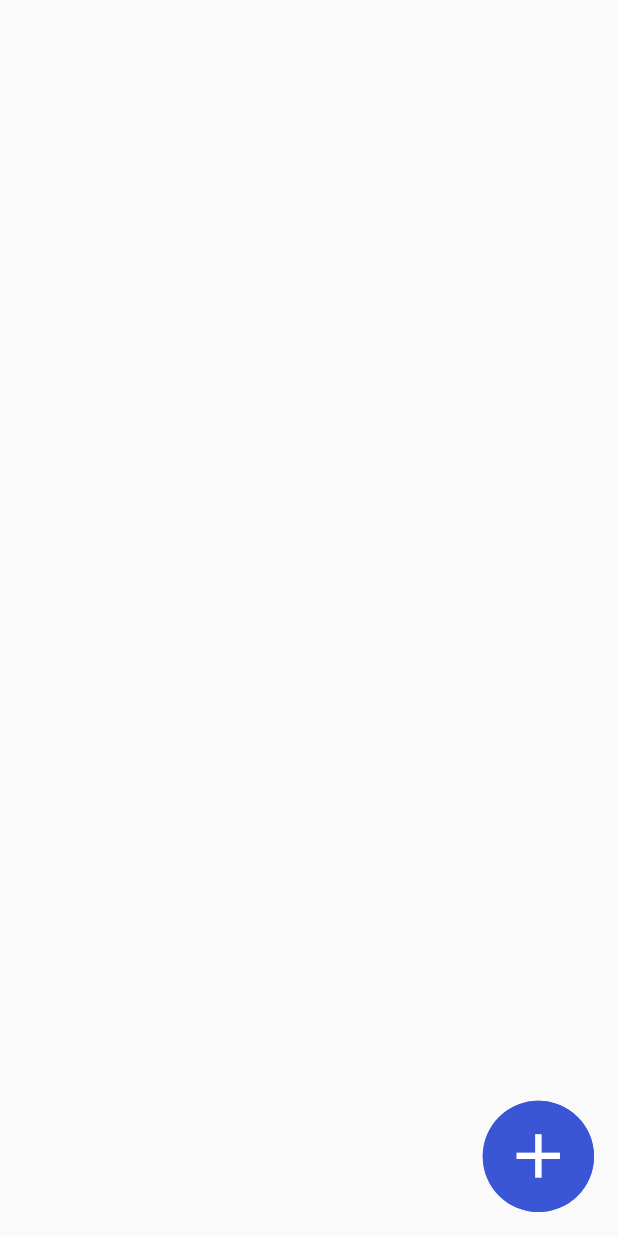
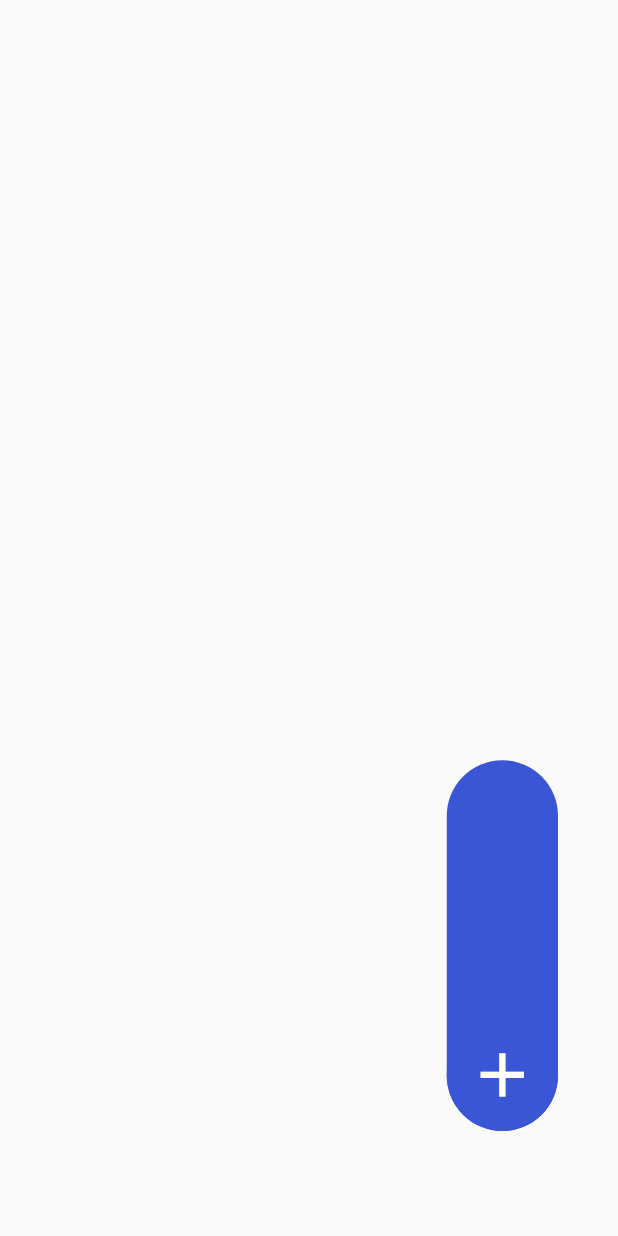
Before and after one commit to Lotura-STAC/STAC-Flutter, a Flutter app: the MainPage screen opened directly, after a tap on the "add" icon, on a phone screen of 412 x 824 dp. Run offline on Flutter 3.47's test engine with Material 2 defaults, Android fonts, the phone set to English and light mode, and no system bars.

Commit message:
버튼 위치 고정

```diff
--- a/lib/screen/main/main_page.dart
+++ b/lib/screen/main/main_page.dart
@@ -1,4 +1,3 @@
-import 'dart:math';
 import 'package:flutter/material.dart';
 import 'package:stac_flutter/common/common.dart';
 
@@ -41,18 +40,27 @@ class _MainPageState extends State<MainPage>
   @override
   Widget build(BuildContext context) {
     return Scaffold(
-      floatingActionButton: Stack(
+      body: Padding(
+        padding: const EdgeInsets.only(bottom: 70, right: 40),
+        child: Stack(
           children: [
-          AnimatedContainer(
+            Align(
+              alignment: Alignment.bottomRight,
+              child: AnimatedContainer(
                 duration: const Duration(milliseconds: 500),
                 width: MediaQuery.of(context).size.width * 0.18,
-            height: MediaQuery.of(context).size.width * 0.18,
+                height: isClicked
+                    ? MediaQuery.of(context).size.width * 0.6
+                    : MediaQuery.of(context).size.width * 0.18,
                 decoration: BoxDecoration(
                   color: CustomColor.pointColor,
                   borderRadius: BorderRadius.circular(99.0),
                 ),
               ),
-          RotationTransition(
+            ),
+            Align(
+              alignment: Alignment.bottomRight,
+              child: RotationTransition(
                 turns: animation,
                 child: Transform.rotate(
                   angle: isClicked ? 1.5708 : 0,
@@ -62,10 +70,8 @@ class _MainPageState extends State<MainPage>
                         setState(() {
                           isClicked = !isClicked;
                         });
-                    if (isClicked) {
                         controller.reset();
                         controller.forward();
-                    }
                       }
                     },
                     child: Container(
@@ -84,7 +90,9 @@ class _MainPageState extends State<MainPage>
                   ),
                 ),
               ),
+            ),
           ],
+        ),
       ),
     );
   }
```
Lines whose indentation alone changed are shown as unchanged.
